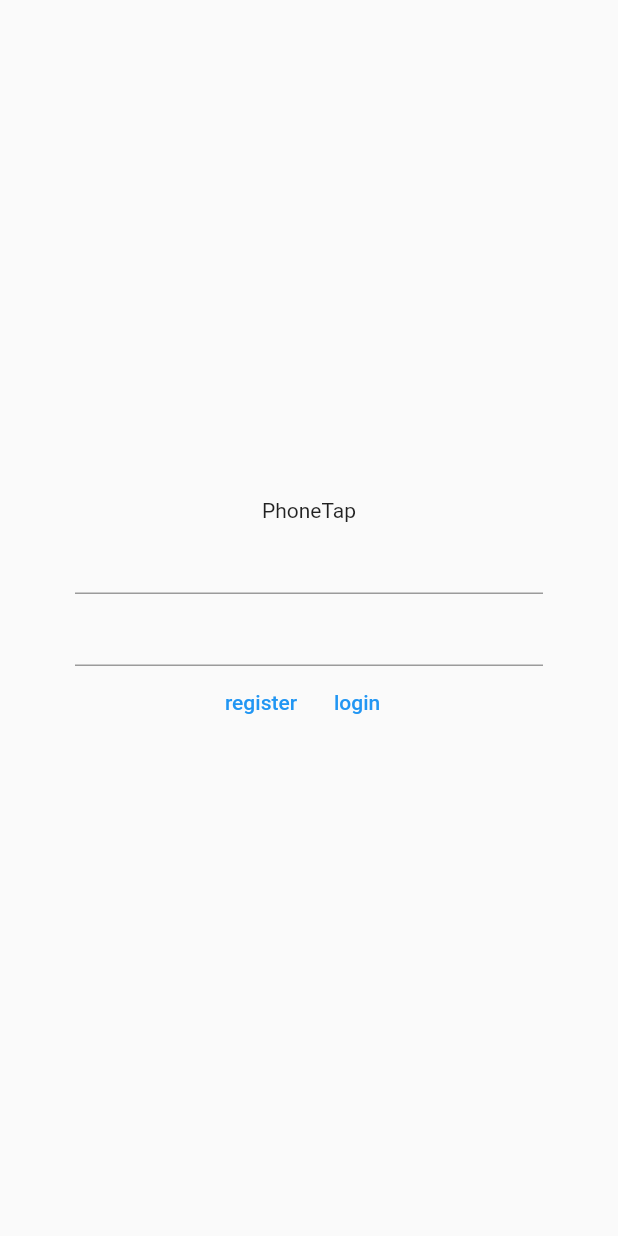
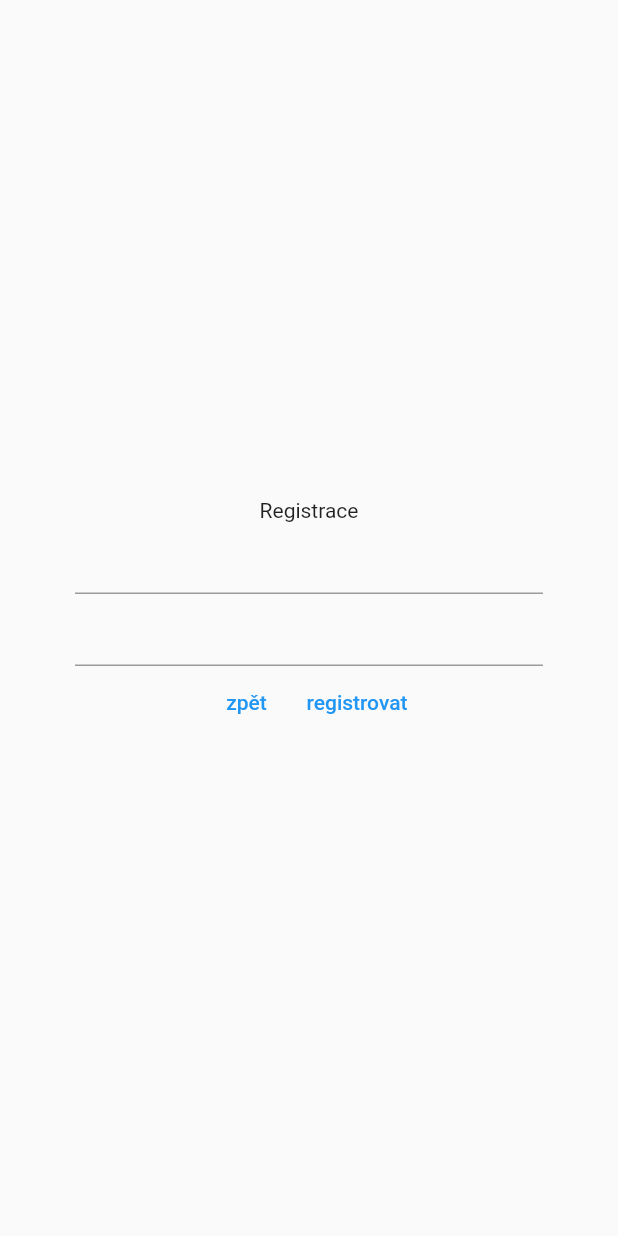
Before and after one commit to Divocaak/phone-tap, a Flutter app: the screen it shows after launch, after a tap on "register", on a phone screen of 412 x 824 dp. Run offline on Flutter 3.47's test engine with Material 2 defaults, Android fonts, the phone set to English and light mode, and no system bars; our stand-ins replace device_info_plus.

Commit message:
rozdělen login a register, pokus o získání deviceId

```diff
--- a/lib/main.dart
+++ b/lib/main.dart
@@ -1,5 +1,7 @@
 import 'package:flutter/material.dart';
 import 'package:flutter/widgets.dart';
+import 'package:phone_tap/sign/login.dart';
+import 'package:phone_tap/sign/register.dart';
 
 void main() {
   runApp(const PhoneTap());
@@ -9,52 +11,9 @@ class PhoneTap extends StatelessWidget {
   const PhoneTap({Key? key}) : super(key: key);
   @override
   Widget build(BuildContext context) {
-    return const MaterialApp(title: 'PhoneTap', home: HomePage());
+    return MaterialApp(title: 'PhoneTap', initialRoute: "signLogin", routes: {
+      "signLogin": (context) => const SignLogin(),
+      "signRegister": (context) => const SignRegister()
+    });
   }
 }
-
-class HomePage extends StatefulWidget {
-  const HomePage({Key? key}) : super(key: key);
-
-  @override
-  State<HomePage> createState() => _HomePageState();
-}
-
-class _HomePageState extends State<HomePage> {
-  TextEditingController phoneController = TextEditingController();
-  TextEditingController passController = TextEditingController();
-
-  @override
-  Widget build(BuildContext context) {
-    return Scaffold(
-        body: Padding(
-            padding: const EdgeInsets.symmetric(horizontal: 50),
-            child:
-                Column(mainAxisAlignment: MainAxisAlignment.center, children: [
-              const Text("PhoneTap"),
-              inputField(phoneController, TextInputType.phone, false),
-              inputField(passController, TextInputType.text, true),
-              Row(mainAxisAlignment: MainAxisAlignment.center, children: [
-                formButton(() {
-                  debugPrint(phoneController.text);
-                }, "register"),
-                formButton(() {
-                  debugPrint(passController.text);
-                }, "login")
-              ])
-            ])));
-  }
-
-  Widget inputField(TextEditingController controller,
-      TextInputType keyboardType, bool obscureText) {
-    return TextField(
-        controller: controller,
-        keyboardType: keyboardType,
-        autocorrect: false,
-        obscureText: obscureText);
-  }
-
-  Widget formButton(Function() onPressed, String text) {
-    return TextButton(onPressed: onPressed, child: Text(text));
-  }
-}
--- /dev/null
+++ b/lib/sign/login.dart
@@ -0,0 +1,36 @@
+import 'package:flutter/material.dart';
+import 'package:phone_tap/sign/widgets.dart';
+
+class SignLogin extends StatefulWidget {
+  const SignLogin({Key? key}) : super(key: key);
+
+  @override
+  _SignLoginState createState() => _SignLoginState();
+}
+
+class _SignLoginState extends State<SignLogin> {
+  TextEditingController phoneController = TextEditingController();
+  TextEditingController passController = TextEditingController();
+
+  @override
+  Widget build(BuildContext context) {
+    return Scaffold(
+        body: Padding(
+            padding: const EdgeInsets.symmetric(horizontal: 50),
+            child:
+                Column(mainAxisAlignment: MainAxisAlignment.center, children: [
+              const Text("PhoneTap"),
+              SignWidgets.inputField(
+                  phoneController, TextInputType.phone, false),
+              SignWidgets.inputField(passController, TextInputType.text, true),
+              Row(mainAxisAlignment: MainAxisAlignment.center, children: [
+                SignWidgets.formButton(
+                    () => Navigator.of(context).pushNamed("signRegister"),
+                    "register"),
+                SignWidgets.formButton(() {
+                  debugPrint(passController.text);
+                }, "login")
+              ])
+            ])));
+  }
+}
--- /dev/null
+++ b/lib/sign/register.dart
@@ -0,0 +1,50 @@
+import 'package:flutter/material.dart';
+import 'package:phone_tap/sign/widgets.dart';
+import 'package:device_info_plus/device_info_plus.dart';
+import 'dart:io';
+
+class SignRegister extends StatefulWidget {
+  const SignRegister({Key? key}) : super(key: key);
+
+  @override
+  _SignRegisterState createState() => _SignRegisterState();
+}
+
+class _SignRegisterState extends State<SignRegister> {
+  TextEditingController phoneController = TextEditingController();
+  TextEditingController passController = TextEditingController();
+
+  @override
+  Widget build(BuildContext context) {
+    Future<dynamic> deviceId = getId();
+    print(deviceId);
+    return Scaffold(
+        body: Padding(
+            padding: const EdgeInsets.symmetric(horizontal: 50),
+            child:
+                Column(mainAxisAlignment: MainAxisAlignment.center, children: [
+              const Text("Registrace"),
+              SignWidgets.inputField(
+                  phoneController, TextInputType.phone, false),
+              SignWidgets.inputField(passController, TextInputType.text, true),
+              Row(mainAxisAlignment: MainAxisAlignment.center, children: [
+                SignWidgets.formButton(
+                    () => Navigator.of(context).pop(), "zpět"),
+                SignWidgets.formButton(() {
+                  debugPrint("asd");
+                }, "registrovat")
+              ])
+            ])));
+  }
+
+  Future<dynamic> getId() async {
+    var deviceInfo = DeviceInfoPlugin();
+    if (Platform.isIOS) {
+      var iosDeviceInfo = await deviceInfo.iosInfo;
+      return iosDeviceInfo.identifierForVendor;
+    } else {
+      var androidDeviceInfo = await deviceInfo.androidInfo;
+      return androidDeviceInfo.androidId;
+    }
+  }
+}
--- /dev/null
+++ b/lib/sign/widgets.dart
@@ -0,0 +1,16 @@
+import 'package:flutter/material.dart';
+
+class SignWidgets {
+  static Widget inputField(TextEditingController controller,
+      TextInputType keyboardType, bool obscureText) {
+    return TextField(
+        controller: controller,
+        keyboardType: keyboardType,
+        autocorrect: false,
+        obscureText: obscureText);
+  }
+
+  static Widget formButton(Function() onPressed, String text) {
+    return TextButton(onPressed: onPressed, child: Text(text));
+  }
+}
--- a/pubspec.yaml
+++ b/pubspec.yaml
@@ -35,6 +35,7 @@ dependencies:
   # Use with the CupertinoIcons class for iOS style icons.
   cupertino_icons: ^1.0.2
   http: ^0.13.3
+  device_info_plus: ^2.1.0
 
 dev_dependencies:
   flutter_test:
```
Also changed, not shown: pubspec.lock, 3 other files.
